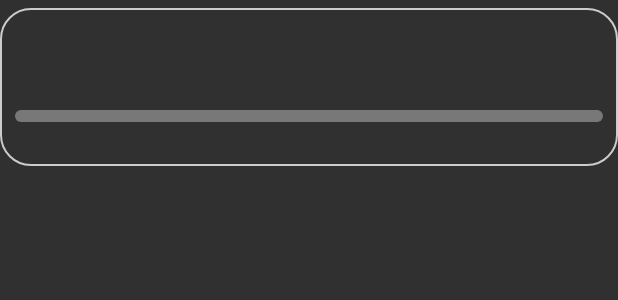
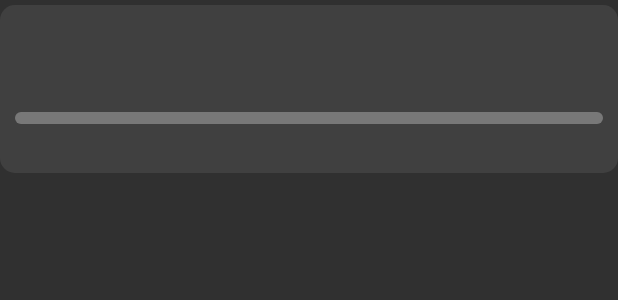
Before and after one commit to a-blondel/R6Challenges, an Android app: the layout challenge_row.xml on its own in the app's theme, with its tools: preview values and no code run, on a phone screen of 412 x 824 dp. Shown: the top 300 px of the screen. Run offline under Robolectric (Android 15) with nearby library versions, the phone set to English and light mode, and no system bars.

Commit message:
UI improvements

```diff
--- a/app/src/main/res/drawable/challenge_border.xml
+++ b/app/src/main/res/drawable/challenge_border.xml
@@ -1,6 +1,7 @@
 <?xml version="1.0" encoding="UTF-8"?>
-<shape xmlns:android="http://schemas.android.com/apk/res/android" android:shape="rectangle">
-    <corners android:radius="20dp"/>
+<shape xmlns:android="http://schemas.android.com/apk/res/android" android:shape="rectangle" >
+    <corners android:radius="10dp"/>
     <padding android:left="10dp" android:right="10dp" android:top="10dp" android:bottom="10dp"/>
-    <stroke android:width="1dp" android:color="#CCCCCC"/>
+    <solid android:color="#404040" />
+    <!--<stroke android:width="3dp" android:color="#D4AF37" />-->
 </shape>
--- a/app/src/main/res/layout/activity_main.xml
+++ b/app/src/main/res/layout/activity_main.xml
@@ -77,16 +77,18 @@
 
     <ScrollView
         android:id="@+id/mainContent"
-        android:layout_width="0dp"
+        android:layout_width="wrap_content"
         android:layout_height="0dp"
         app:layout_constraintBottom_toBottomOf="parent"
         app:layout_constraintEnd_toEndOf="parent"
         app:layout_constraintStart_toStartOf="parent"
-        app:layout_constraintTop_toBottomOf="@+id/toolbar" >
+        app:layout_constraintTop_toBottomOf="@+id/toolbar"
+        android:paddingStart="2dp"
+        android:paddingEnd="2dp" >
 
         <androidx.recyclerview.widget.RecyclerView
-            android:layout_width="409dp"
-            android:layout_height="673dp"
+            android:layout_width="match_parent"
+            android:layout_height="match_parent"
             app:layout_constraintBottom_toBottomOf="parent"
             app:layout_constraintEnd_toEndOf="parent"
             app:layout_constraintStart_toStartOf="parent"
--- a/app/src/main/res/layout/challenge_row.xml
+++ b/app/src/main/res/layout/challenge_row.xml
@@ -2,24 +2,23 @@
 <LinearLayout xmlns:android="http://schemas.android.com/apk/res/android"
     android:layout_width="match_parent"
     android:layout_height="wrap_content"
-    android:orientation="vertical"
-    android:layout_marginTop="5dp"
-    android:layout_marginBottom="5dp"
-    android:background="@drawable/challenge_border">
+    android:layout_marginVertical="3dp"
+    android:background="@drawable/challenge_border"
+    android:orientation="vertical">
 
     <LinearLayout
+        android:id="@+id/challengeNameRow"
         android:layout_width="match_parent"
         android:layout_height="wrap_content"
-        android:orientation="horizontal"
-        android:id="@+id/challengeNameRow">
+        android:orientation="horizontal">
 
         <TextView
             android:id="@+id/challengeNameTextView"
-            android:layout_width="wrap_content"
+            android:layout_width="0dp"
             android:layout_height="wrap_content"
+            android:layout_weight="1"
             android:textColor="#D4AF37"
-            android:textStyle="bold"
-            android:layout_weight="1"/>
+            android:textStyle="bold" />
 
         <TextView
             android:id="@+id/challengeTimeTextView"
@@ -29,29 +28,29 @@
     </LinearLayout>
 
     <LinearLayout
+        android:id="@+id/challengeDescriptionRow"
         android:layout_width="match_parent"
-        android:layout_height="wrap_content"
-        android:id="@+id/challengeDescriptionRow">
+        android:layout_height="wrap_content">
 
         <TextView
             android:id="@+id/challengeDescriptionTextView"
             android:layout_width="wrap_content"
             android:layout_height="wrap_content"
-            android:textStyle="italic"/>
+            android:textStyle="italic" />
 
     </LinearLayout>
 
     <LinearLayout
+        android:id="@+id/challengeProgressionRow"
         android:layout_width="match_parent"
         android:layout_height="wrap_content"
-        android:orientation="horizontal"
-        android:id="@+id/challengeProgressionRow">
+        android:orientation="horizontal">
 
         <TextView
             android:id="@+id/challengeContributionTextView"
             android:layout_width="wrap_content"
             android:layout_height="wrap_content"
-            android:visibility="gone"/>
+            android:visibility="gone" />
 
         <View
             android:layout_width="0dp"
@@ -66,57 +65,58 @@
     </LinearLayout>
 
     <LinearLayout
+        android:id="@+id/challengeProgressionBarRow"
         android:layout_width="match_parent"
-        android:layout_height="wrap_content"
-        android:id="@+id/challengeProgressionBarRow">
+        android:layout_height="wrap_content">
 
         <ProgressBar
+            android:id="@+id/challengeProgressionProgressBar"
             style="?android:attr/progressBarStyleHorizontal"
             android:layout_width="match_parent"
             android:layout_height="match_parent"
+            android:layout_marginVertical="3dp"
+            android:maxHeight="8dip"
             android:minHeight="8dip"
-            android:maxHeight="8dip"
-            android:progressDrawable="@drawable/custom_progressbar"
-            android:id="@+id/challengeProgressionProgressBar" />
+            android:progressDrawable="@drawable/custom_progressbar" />
 
     </LinearLayout>
 
     <LinearLayout
+        android:id="@+id/challengeRewardsRow"
         android:layout_width="match_parent"
         android:layout_height="wrap_content"
-        android:orientation="horizontal"
-        android:id="@+id/challengeRewardsRow">
+        android:orientation="horizontal">
 
         <TextView
             android:id="@+id/challengeRewardsTextView"
             android:layout_width="wrap_content"
             android:layout_height="wrap_content"
-            android:layout_marginRight="5dp"/>
+            android:layout_marginEnd="5dp" />
 
         <TextView
             android:id="@+id/challengeRewardsObtainedTextView"
             android:layout_width="wrap_content"
             android:layout_height="wrap_content"
             android:text="@string/obtained"
+            android:textColor="#50C878"
             android:textStyle="bold"
-            android:textColor="#50C878"
             android:visibility="gone" />
 
     </LinearLayout>
 
     <LinearLayout
+        android:id="@+id/challengeClaimRow"
         android:layout_width="match_parent"
-        android:layout_height="wrap_content"
-        android:id="@+id/challengeClaimRow">
+        android:layout_height="wrap_content">
 
         <Button
+            android:id="@+id/challengeClaimButton"
             android:layout_width="match_parent"
             android:layout_height="match_parent"
-            android:id="@+id/challengeClaimButton"
             android:layout_marginTop="5dp"
             android:background="@drawable/round_shape_btn"
-            android:visibility="gone"
-            android:text="@string/claim"/>
+            android:text="@string/claim"
+            android:visibility="gone" />
 
     </LinearLayout>
 
```
